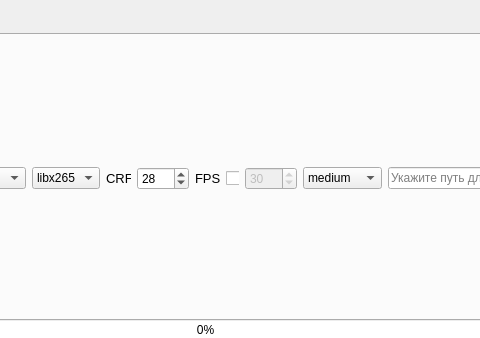
This is interface/main_window.ui in MNEEQ/uconvert as Qt 5 draws it before an edit; both pictures show x 218 to 698 and y 0 to 338 of the 927 by 508 pixel window. The edited form follows.
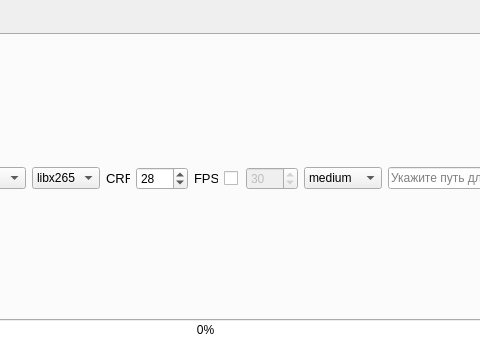
This is the edited form. Icons and pictures are not drawn.

Commit message: Add Light and Dark Mode

What changed in the file:
```diff
--- a/interface/main_window.ui
+++ b/interface/main_window.ui
@@ -131,8 +131,14 @@
             </property>
             <property name="minimumSize">
              <size>
-              <width>13</width>
-              <height>13</height>
+              <width>16</width>
+              <height>16</height>
+             </size>
+            </property>
+            <property name="maximumSize">
+             <size>
+              <width>16</width>
+              <height>16</height>
              </size>
             </property>
             <property name="text">
```
The commit also changes 2 other files.
